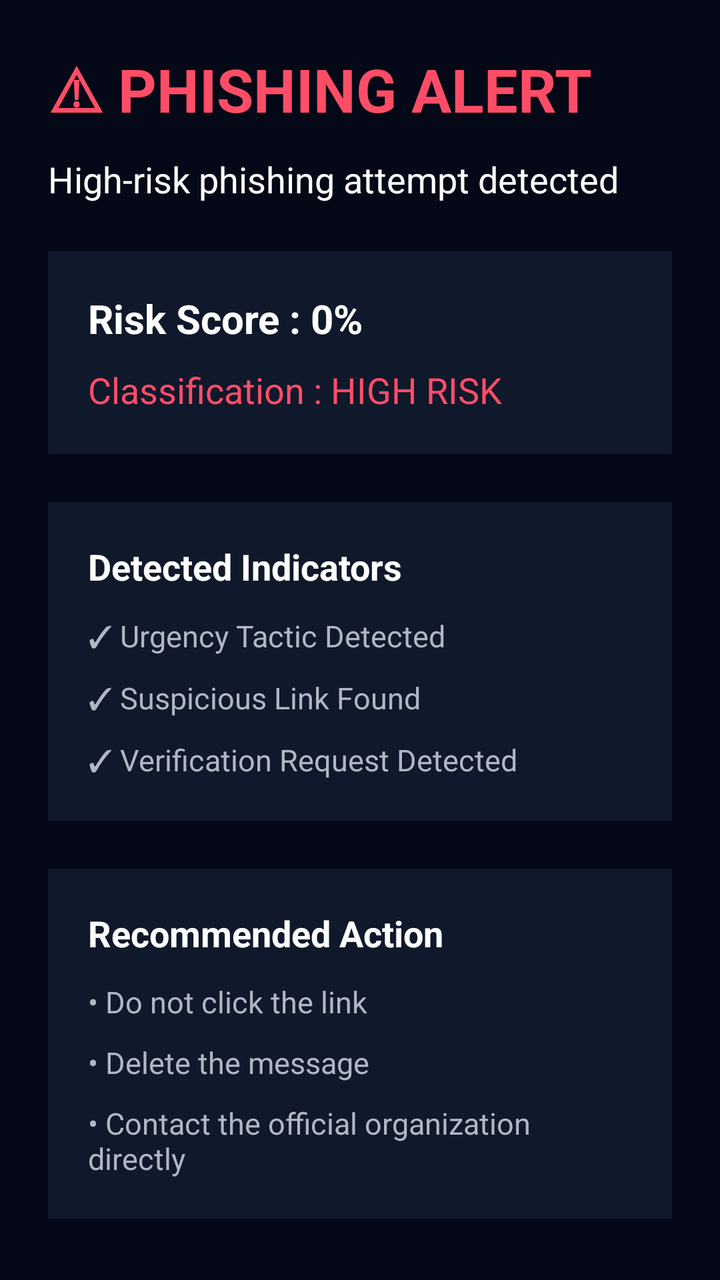
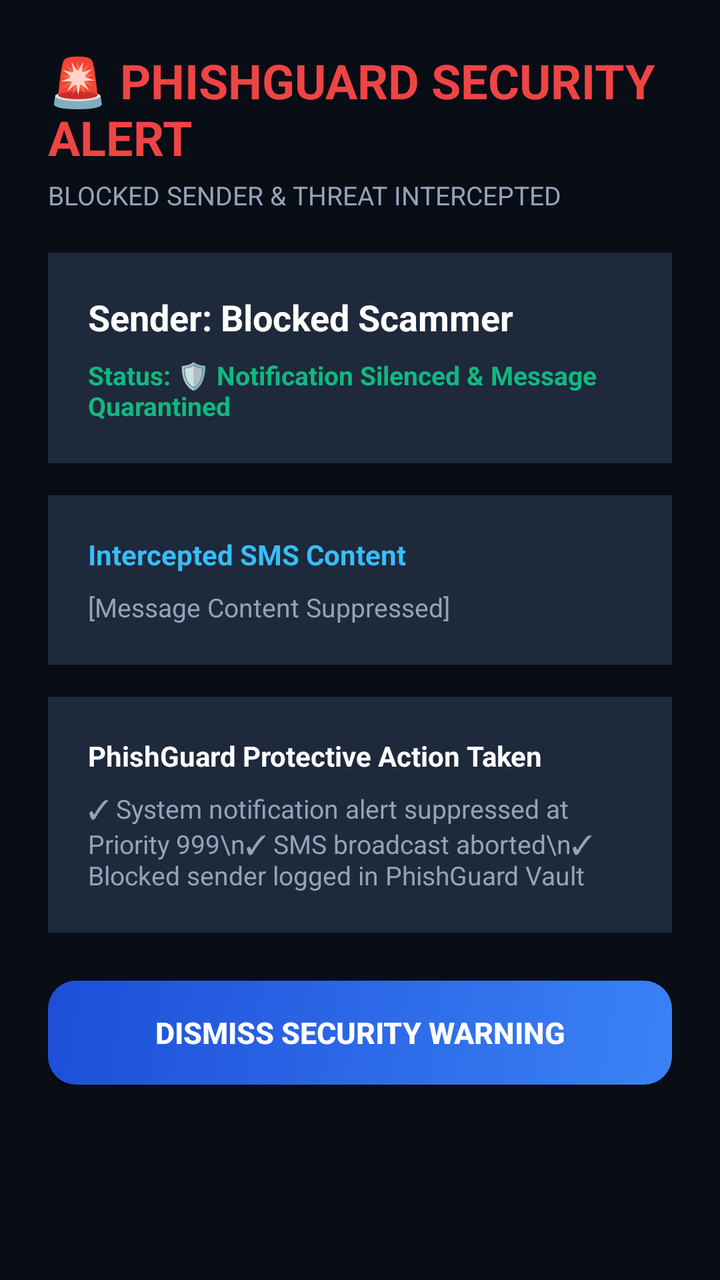

An Android layout rendered at two revisions. The XML below is the earlier revision; the diff shows what the commit changed to produce the second picture.
<!-- AndroidManifest.xml: application theme Theme.PhishGuard -->
<!-- res/layout/activity_alert.xml -->
<?xml version="1.0" encoding="utf-8"?>
<ScrollView xmlns:android="http://schemas.android.com/apk/res/android"
    android:layout_width="match_parent"
    android:layout_height="match_parent"
    android:background="#050816">

    <LinearLayout
        android:layout_width="match_parent"
        android:layout_height="wrap_content"
        android:orientation="vertical"
        android:padding="24dp">

        <TextView
            android:layout_width="wrap_content"
            android:layout_height="wrap_content"
            android:text="⚠ PHISHING ALERT"
            android:textColor="#FF4D67"
            android:textStyle="bold"
            android:textSize="30sp"/>

        <TextView
            android:layout_width="wrap_content"
            android:layout_height="wrap_content"
            android:text="High-risk phishing attempt detected"
            android:textColor="#FFFFFF"
            android:textSize="18sp"
            android:layout_marginTop="12dp"/>

        <LinearLayout
            android:layout_width="match_parent"
            android:layout_height="wrap_content"
            android:orientation="vertical"
            android:background="#10182B"
            android:padding="20dp"
            android:layout_marginTop="24dp">

            <TextView
                android:id="@+id/tvRiskScore"
                android:layout_width="wrap_content"
                android:layout_height="wrap_content"
                android:text="Risk Score : 0%"
                android:textColor="#FFFFFF"
                android:textSize="20sp"
                android:textStyle="bold"/>

            <TextView
                android:layout_width="wrap_content"
                android:layout_height="wrap_content"
                android:text="Classification : HIGH RISK"
                android:textColor="#FF4D67"
                android:textSize="18sp"
                android:layout_marginTop="10dp"/>

        </LinearLayout>

        <LinearLayout
            android:layout_width="match_parent"
            android:layout_height="wrap_content"
            android:orientation="vertical"
            android:background="#10182B"
            android:padding="20dp"
            android:layout_marginTop="24dp">

            <TextView
                android:layout_width="wrap_content"
                android:layout_height="wrap_content"
                android:text="Detected Indicators"
                android:textColor="#FFFFFF"
                android:textStyle="bold"
                android:textSize="18sp"/>

            <TextView
                android:layout_width="wrap_content"
                android:layout_height="wrap_content"
                android:text="✓ Urgency Tactic Detected"
                android:textColor="#B0B7C3"
                android:textSize="15sp"
                android:layout_marginTop="12dp"/>

            <TextView
                android:layout_width="wrap_content"
                android:layout_height="wrap_content"
                android:text="✓ Suspicious Link Found"
                android:textColor="#B0B7C3"
                android:textSize="15sp"
                android:layout_marginTop="10dp"/>

            <TextView
                android:layout_width="wrap_content"
                android:layout_height="wrap_content"
                android:text="✓ Verification Request Detected"
                android:textColor="#B0B7C3"
                android:textSize="15sp"
                android:layout_marginTop="10dp"/>

        </LinearLayout>

        <LinearLayout
            android:layout_width="match_parent"
            android:layout_height="wrap_content"
            android:orientation="vertical"
            android:background="#10182B"
            android:padding="20dp"
            android:layout_marginTop="24dp">

            <TextView
                android:layout_width="wrap_content"
                android:layout_height="wrap_content"
                android:text="Recommended Action"
                android:textColor="#FFFFFF"
                android:textStyle="bold"
                android:textSize="18sp"/>

            <TextView
                android:layout_width="wrap_content"
                android:layout_height="wrap_content"
                android:text="• Do not click the link"
                android:textColor="#B0B7C3"
                android:textSize="15sp"
                android:layout_marginTop="12dp"/>

            <TextView
                android:layout_width="wrap_content"
                android:layout_height="wrap_content"
                android:text="• Delete the message"
                android:textColor="#B0B7C3"
                android:textSize="15sp"
                android:layout_marginTop="10dp"/>

            <TextView
                android:layout_width="wrap_content"
                android:layout_height="wrap_content"
                android:text="• Contact the official organization directly"
                android:textColor="#B0B7C3"
                android:textSize="15sp"
                android:layout_marginTop="10dp"/>

        </LinearLayout>

    </LinearLayout>

</ScrollView>
<!-- resources referenced by this layout -->
<resources>
  <style name="Theme.PhishGuard" parent="Base.Theme.PhishGuard" />
  <style name="Base.Theme.PhishGuard" parent="Theme.Material3.DayNight.NoActionBar">
          
          
      </style>
</resources>

<!-- the commit's change to res/layout/activity_alert.xml (unified diff, before → after) -->
@@ -2,7 +2,7 @@
 <ScrollView xmlns:android="http://schemas.android.com/apk/res/android"
     android:layout_width="match_parent"
     android:layout_height="match_parent"
-    android:background="#050816">
+    android:background="#090D16">
 
     <LinearLayout
         android:layout_width="match_parent"
@@ -11,131 +11,119 @@
         android:padding="24dp">
 
         <TextView
+            android:id="@+id/tvAlertHeader"
             android:layout_width="wrap_content"
             android:layout_height="wrap_content"
-            android:text="⚠ PHISHING ALERT"
-            android:textColor="#FF4D67"
+            android:text="🚨 PHISHGUARD SECURITY ALERT"
+            android:textColor="#EF4444"
             android:textStyle="bold"
-            android:textSize="30sp"/>
+            android:textSize="24sp"/>
 
         <TextView
+            android:id="@+id/tvAlertSubtitle"
             android:layout_width="wrap_content"
             android:layout_height="wrap_content"
-            android:text="High-risk phishing attempt detected"
-            android:textColor="#FFFFFF"
-            android:textSize="18sp"
-            android:layout_marginTop="12dp"/>
+            android:text="BLOCKED SENDER &amp; THREAT INTERCEPTED"
+            android:textColor="#94A3B8"
+            android:textSize="13sp"
+            android:layout_marginTop="4dp"/>
 
+        
         <LinearLayout
             android:layout_width="match_parent"
             android:layout_height="wrap_content"
             android:orientation="vertical"
-            android:background="#10182B"
+            android:background="#1E293B"
             android:padding="20dp"
-            android:layout_marginTop="24dp">
+            android:layout_marginTop="20dp">
+
+            <TextView
+                android:id="@+id/tvSenderHeader"
+                android:layout_width="wrap_content"
+                android:layout_height="wrap_content"
+                android:text="Sender: Blocked Scammer"
+                android:textColor="#FFFFFF"
+                android:textSize="18sp"
+                android:textStyle="bold"/>
 
             <TextView
                 android:id="@+id/tvRiskScore"
                 android:layout_width="wrap_content"
                 android:layout_height="wrap_content"
-                android:text="Risk Score : 0%"
-                android:textColor="#FFFFFF"
-                android:textSize="20sp"
-                android:textStyle="bold"/>
+                android:text="Status: 🛡️ Notification Silenced &amp; Message Quarantined"
+                android:textColor="#10B981"
+                android:textSize="13sp"
+                android:textStyle="bold"
+                android:layout_marginTop="8dp"/>
+
+        </LinearLayout>
+
+        
+        <LinearLayout
+            android:layout_width="match_parent"
+            android:layout_height="wrap_content"
+            android:orientation="vertical"
+            android:background="#1E293B"
+            android:padding="20dp"
+            android:layout_marginTop="16dp">
 
             <TextView
                 android:layout_width="wrap_content"
                 android:layout_height="wrap_content"
-                android:text="Classification : HIGH RISK"
-                android:textColor="#FF4D67"
-                android:textSize="18sp"
-                android:layout_marginTop="10dp"/>
+                android:text="Intercepted SMS Content"
+                android:textColor="#38BDF8"
+                android:textStyle="bold"
+                android:textSize="14sp"/>
+
+            <TextView
+                android:id="@+id/tvAlertMessageBody"
+                android:layout_width="wrap_content"
+                android:layout_height="wrap_content"
+                android:text="[Message Content Suppressed]"
+                android:textColor="#94A3B8"
+                android:textSize="13sp"
+                android:layout_marginTop="8dp"/>
 
         </LinearLayout>
 
+        
         <LinearLayout
             android:layout_width="match_parent"
             android:layout_height="wrap_content"
             android:orientation="vertical"
-            android:background="#10182B"
+            android:background="#1E293B"
             android:padding="20dp"
-            android:layout_marginTop="24dp">
+            android:layout_marginTop="16dp">
 
             <TextView
                 android:layout_width="wrap_content"
                 android:layout_height="wrap_content"
-                android:text="Detected Indicators"
+                android:text="PhishGuard Protective Action Taken"
                 android:textColor="#FFFFFF"
                 android:textStyle="bold"
-                android:textSize="18sp"/>
+                android:textSize="14sp"/>
 
             <TextView
                 android:layout_width="wrap_content"
                 android:layout_height="wrap_content"
-                android:text="✓ Urgency Tactic Detected"
-                android:textColor="#B0B7C3"
-                android:textSize="15sp"
-                android:layout_marginTop="12dp"/>
-
-            <TextView
-                android:layout_width="wrap_content"
-                android:layout_height="wrap_content"
-                android:text="✓ Suspicious Link Found"
-                android:textColor="#B0B7C3"
-                android:textSize="15sp"
-                android:layout_marginTop="10dp"/>
-
-            <TextView
-                android:layout_width="wrap_content"
-                android:layout_height="wrap_content"
-                android:text="✓ Verification Request Detected"
-                android:textColor="#B0B7C3"
-                android:textSize="15sp"
-                android:layout_marginTop="10dp"/>
+                android:text="✓ System notification alert suppressed at Priority 999\n✓ SMS broadcast aborted\n✓ Blocked sender logged in PhishGuard Vault"
+                android:textColor="#94A3B8"
+                android:textSize="13sp"
+                android:layout_marginTop="8dp"/>
 
         </LinearLayout>
 
-        <LinearLayout
+        <android.widget.Button
+            android:id="@+id/btnDismissAlert"
             android:layout_width="match_parent"
-            android:layout_height="wrap_content"
-            android:orientation="vertical"
-            android:background="#10182B"
-            android:padding="20dp"
-            android:layout_marginTop="24dp">
-
-            <TextView
-                android:layout_width="wrap_content"
-                android:layout_height="wrap_content"
-                android:text="Recommended Action"
-                android:textColor="#FFFFFF"
-                android:textStyle="bold"
-                android:textSize="18sp"/>
-
-            <TextView
-                android:layout_width="wrap_content"
-                android:layout_height="wrap_content"
-                android:text="• Do not click the link"
-                android:textColor="#B0B7C3"
-                android:textSize="15sp"
-                android:layout_marginTop="12dp"/>
-
-            <TextView
-                android:layout_width="wrap_content"
-                android:layout_height="wrap_content"
-                android:text="• Delete the message"
-                android:textColor="#B0B7C3"
-                android:textSize="15sp"
-                android:layout_marginTop="10dp"/>
-
-            <TextView
-                android:layout_width="wrap_content"
-                android:layout_height="wrap_content"
-                android:text="• Contact the official organization directly"
-                android:textColor="#B0B7C3"
-                android:textSize="15sp"
-                android:layout_marginTop="10dp"/>
-
-        </LinearLayout>
+            android:layout_height="52dp"
+            android:text="DISMISS SECURITY WARNING"
+            android:textAllCaps="false"
+            android:textSize="15sp"
+            android:textStyle="bold"
+            android:background="@drawable/bg_button_primary"
+            android:textColor="#FFFFFF"
+            android:layout_marginTop="24dp"/>
 
     </LinearLayout>
 
<!-- resource entries referenced after the edit -->
@@ -1,5 +1,15 @@
 <!-- resources referenced by this layout -->
 <resources>
+  <!-- drawable bg_button_primary (drawable) -->
+  <?xml version="1.0" encoding="utf-8"?>
+  <shape xmlns:android="http://schemas.android.com/apk/res/android"
+      android:shape="rectangle">
+      <gradient
+          android:angle="135"
+          android:startColor="#3B82F6"
+          android:endColor="#1D4ED8" />
+      <corners android:radius="14dp" />
+  </shape>
   <style name="Theme.PhishGuard" parent="Base.Theme.PhishGuard" />
   <style name="Base.Theme.PhishGuard" parent="Theme.Material3.DayNight.NoActionBar">
           
